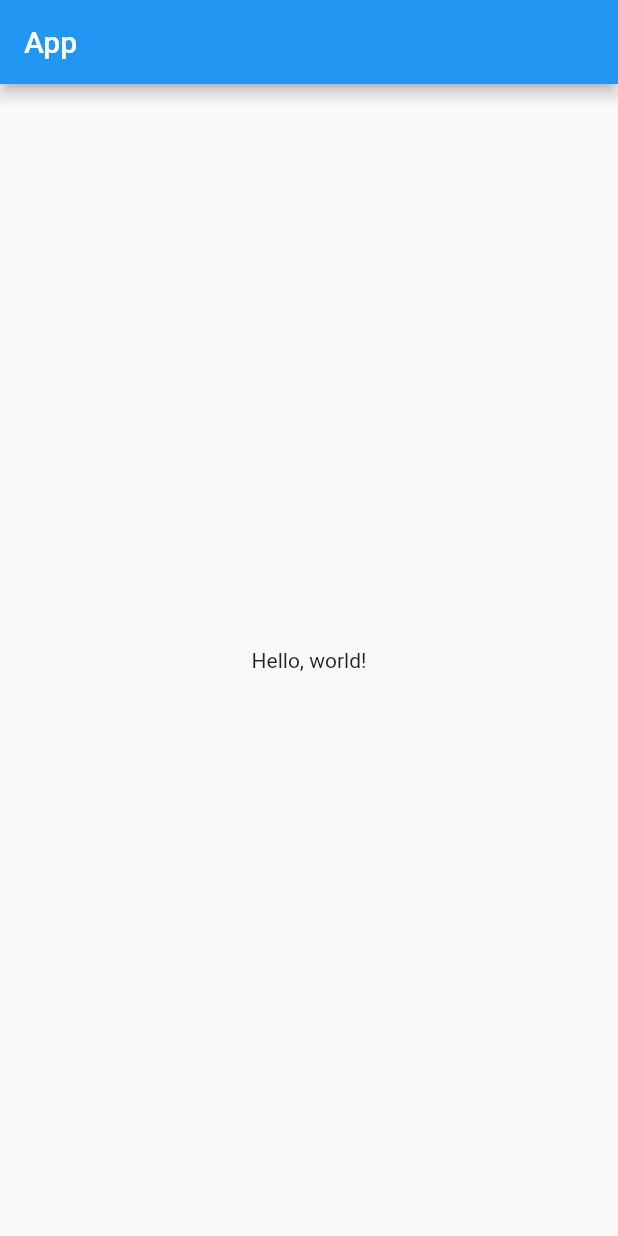
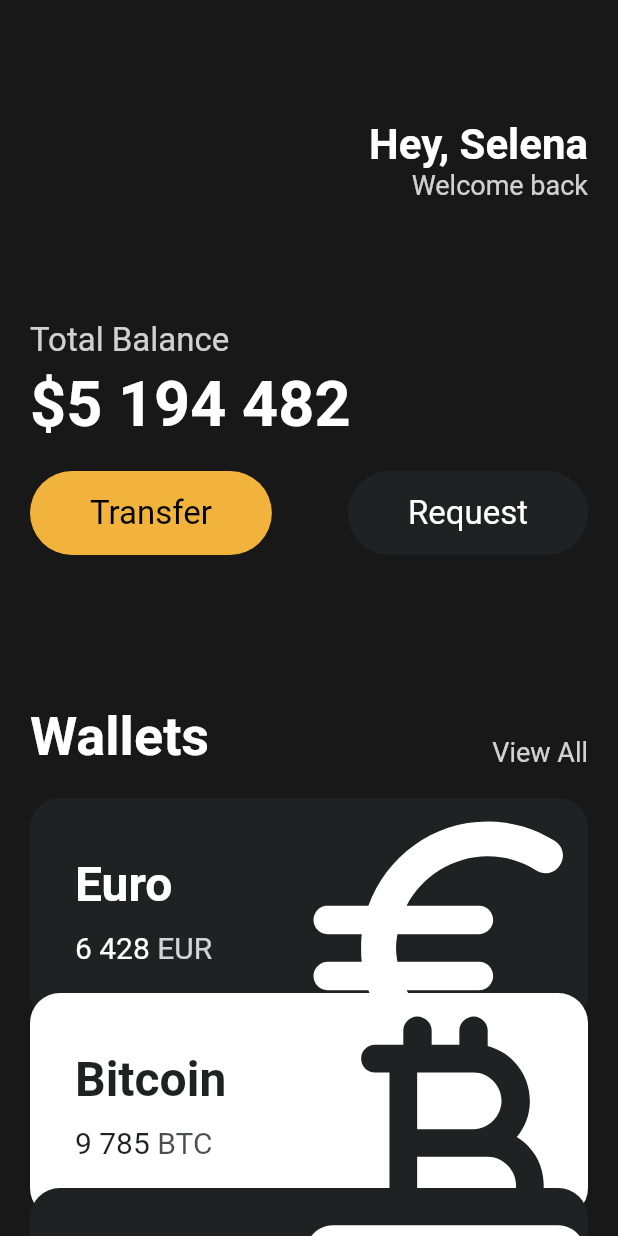
Before and after one commit to dotoleeoak/study-flutter, a Flutter app: the screen it shows after launch, on a phone screen of 412 x 824 dp. Run offline on Flutter 3.47's test engine with Material 2 defaults, Android fonts, the phone set to English and light mode, and no system bars.

Commit message:
chapter 3

```diff
--- a/lib/main.dart
+++ b/lib/main.dart
@@ -1,19 +1,146 @@
 import 'package:flutter/material.dart';
+import 'package:flutterapp/widgets/button.dart';
+import 'package:flutterapp/widgets/currency_card.dart';
 
 void main() {
-  runApp(App());
+  runApp(const App());
 }
 
 class App extends StatelessWidget {
+  const App({super.key});
+
   @override
   Widget build(BuildContext context) {
     return MaterialApp(
       home: Scaffold(
-        appBar: AppBar(
-          title: const Text('App'),
-        ),
-        body: const Center(
-          child: Text('Hello, world!'),
+        backgroundColor: const Color(0xFF181818),
+        body: SingleChildScrollView(
+          child: Padding(
+            padding: const EdgeInsets.symmetric(horizontal: 20),
+            child: Column(
+              crossAxisAlignment: CrossAxisAlignment.start,
+              children: [
+                const SizedBox(
+                  height: 80,
+                ),
+                Row(
+                  mainAxisAlignment: MainAxisAlignment.end,
+                  children: [
+                    Column(
+                      crossAxisAlignment: CrossAxisAlignment.end,
+                      children: [
+                        const Text(
+                          'Hey, Selena',
+                          style: TextStyle(
+                            color: Colors.white,
+                            fontSize: 28,
+                            fontWeight: FontWeight.bold,
+                          ),
+                        ),
+                        Text(
+                          'Welcome back',
+                          style: TextStyle(
+                            color: Colors.white.withOpacity(0.8),
+                            fontSize: 18,
+                          ),
+                        ),
+                      ],
+                    )
+                  ],
+                ),
+                const SizedBox(
+                  height: 80,
+                ),
+                Text(
+                  'Total Balance',
+                  style: TextStyle(
+                    fontSize: 22,
+                    color: Colors.white.withOpacity(0.8),
+                  ),
+                ),
+                const SizedBox(
+                  height: 5,
+                ),
+                const Text(
+                  '\$5 194 482',
+                  style: TextStyle(
+                    fontSize: 42,
+                    color: Colors.white,
+                    fontWeight: FontWeight.bold,
+                  ),
+                ),
+                const SizedBox(
+                  height: 20,
+                ),
+                const Row(
+                  mainAxisAlignment: MainAxisAlignment.spaceBetween,
+                  children: [
+                    Button(
+                      text: 'Transfer',
+                      bgColor: Color(0xFFF1B33B),
+                      textColor: Colors.black,
+                    ),
+                    Button(
+                      text: 'Request',
+                      bgColor: Color(0xFF1F2123),
+                      textColor: Colors.white,
+                    ),
+                  ],
+                ),
+                const SizedBox(
+                  height: 100,
+                ),
+                Row(
+                  crossAxisAlignment: CrossAxisAlignment.end,
+                  mainAxisAlignment: MainAxisAlignment.spaceBetween,
+                  children: [
+                    const Text(
+                      'Wallets',
+                      style: TextStyle(
+                        color: Colors.white,
+                        fontSize: 36,
+                        fontWeight: FontWeight.bold,
+                      ),
+                    ),
+                    Text(
+                      'View All',
+                      style: TextStyle(
+                        color: Colors.white.withOpacity(0.8),
+                        fontSize: 18,
+                      ),
+                    ),
+                  ],
+                ),
+                const SizedBox(
+                  height: 20,
+                ),
+                const CurrencyCard(
+                  name: 'Euro',
+                  code: 'EUR',
+                  amount: '6 428',
+                  icon: Icons.euro_rounded,
+                  isInverted: false,
+                  order: 0,
+                ),
+                const CurrencyCard(
+                  name: 'Bitcoin',
+                  code: 'BTC',
+                  amount: '9 785',
+                  icon: Icons.currency_bitcoin_rounded,
+                  isInverted: true,
+                  order: 1,
+                ),
+                const CurrencyCard(
+                  name: 'Dollar',
+                  code: 'USD',
+                  amount: '6 428',
+                  icon: Icons.money_rounded,
+                  isInverted: false,
+                  order: 2,
+                ),
+              ],
+            ),
+          ),
         ),
       ),
     );
--- /dev/null
+++ b/lib/widgets/button.dart
@@ -0,0 +1,37 @@
+import 'package:flutter/material.dart';
+
+class Button extends StatelessWidget {
+  final String text;
+  final Color bgColor;
+  final Color textColor;
+
+  const Button({
+    super.key,
+    required this.text,
+    required this.bgColor,
+    required this.textColor,
+  });
+
+  @override
+  Widget build(BuildContext context) {
+    return Container(
+      decoration: BoxDecoration(
+        color: bgColor,
+        borderRadius: BorderRadius.circular(45),
+      ),
+      child: Padding(
+        padding: const EdgeInsets.symmetric(
+          vertical: 15,
+          horizontal: 40,
+        ),
+        child: Text(
+          text,
+          style: TextStyle(
+            fontSize: 22,
+            color: textColor,
+          ),
+        ),
+      ),
+    );
+  }
+}
--- /dev/null
+++ b/lib/widgets/currency_card.dart
@@ -0,0 +1,92 @@
+import 'package:flutter/material.dart';
+
+class CurrencyCard extends StatelessWidget {
+  final String name, code, amount;
+  final IconData icon;
+  final bool isInverted;
+  final num order;
+
+  final _blackColor = const Color(0xFF1F2123);
+
+  const CurrencyCard({
+    super.key,
+    required this.name,
+    required this.code,
+    required this.amount,
+    required this.icon,
+    required this.isInverted,
+    required this.order,
+  });
+
+  @override
+  Widget build(BuildContext context) {
+    return Transform.translate(
+      offset: Offset(0, order * -20.0),
+      child: Container(
+        clipBehavior: Clip.hardEdge,
+        decoration: BoxDecoration(
+          color: isInverted ? Colors.white : _blackColor,
+          borderRadius: BorderRadius.circular(20),
+        ),
+        child: Padding(
+          padding: const EdgeInsets.all(30),
+          child: Row(
+            mainAxisAlignment: MainAxisAlignment.spaceBetween,
+            children: [
+              Column(
+                crossAxisAlignment: CrossAxisAlignment.start,
+                children: [
+                  Text(
+                    name,
+                    style: TextStyle(
+                      color: isInverted ? _blackColor : Colors.white,
+                      fontSize: 32,
+                      fontWeight: FontWeight.bold,
+                    ),
+                  ),
+                  const SizedBox(
+                    height: 12,
+                  ),
+                  Row(
+                    children: [
+                      Text(
+                        amount,
+                        style: TextStyle(
+                          color: isInverted ? _blackColor : Colors.white,
+                          fontSize: 20,
+                        ),
+                      ),
+                      const SizedBox(
+                        width: 5,
+                      ),
+                      Text(
+                        code,
+                        style: TextStyle(
+                          color: isInverted
+                              ? _blackColor.withOpacity(0.8)
+                              : Colors.white.withOpacity(0.8),
+                          fontSize: 20,
+                        ),
+                      ),
+                    ],
+                  ),
+                ],
+              ),
+              Transform.scale(
+                scale: 2.5,
+                child: Transform.translate(
+                  offset: const Offset(-8, 10),
+                  child: Icon(
+                    icon,
+                    color: isInverted ? _blackColor : Colors.white,
+                    size: 90,
+                  ),
+                ),
+              )
+            ],
+          ),
+        ),
+      ),
+    );
+  }
+}
```
